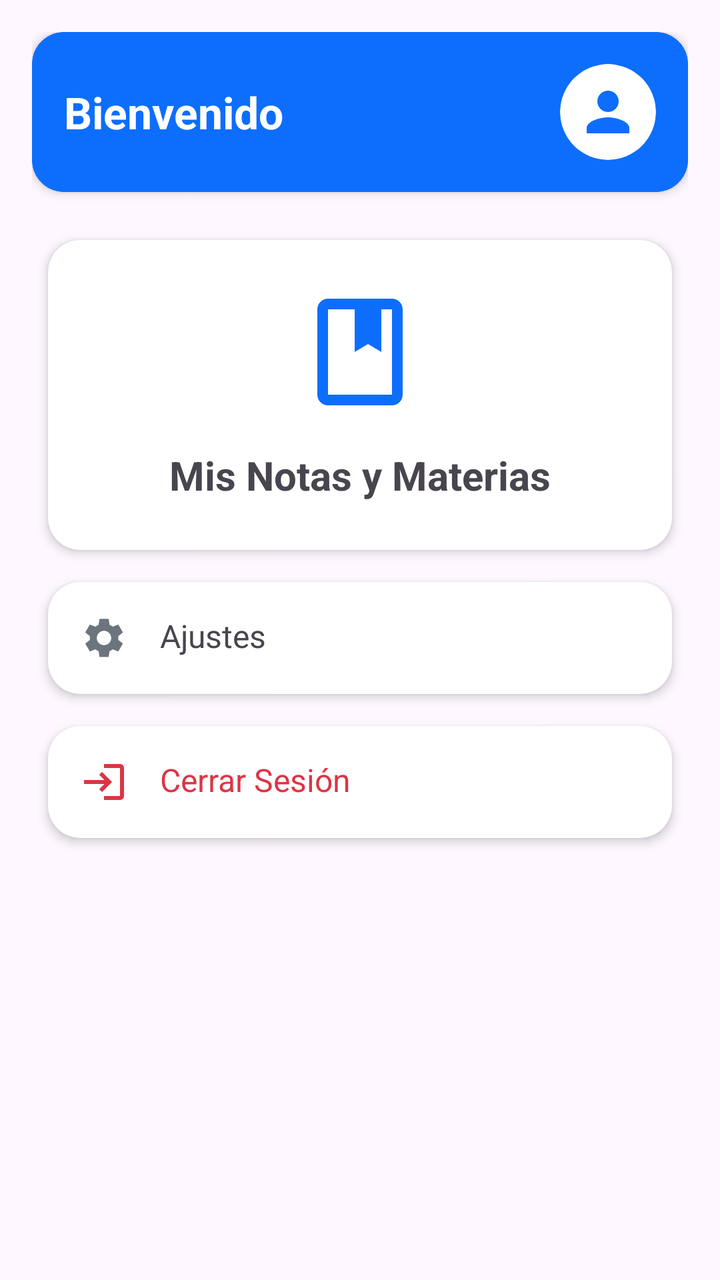
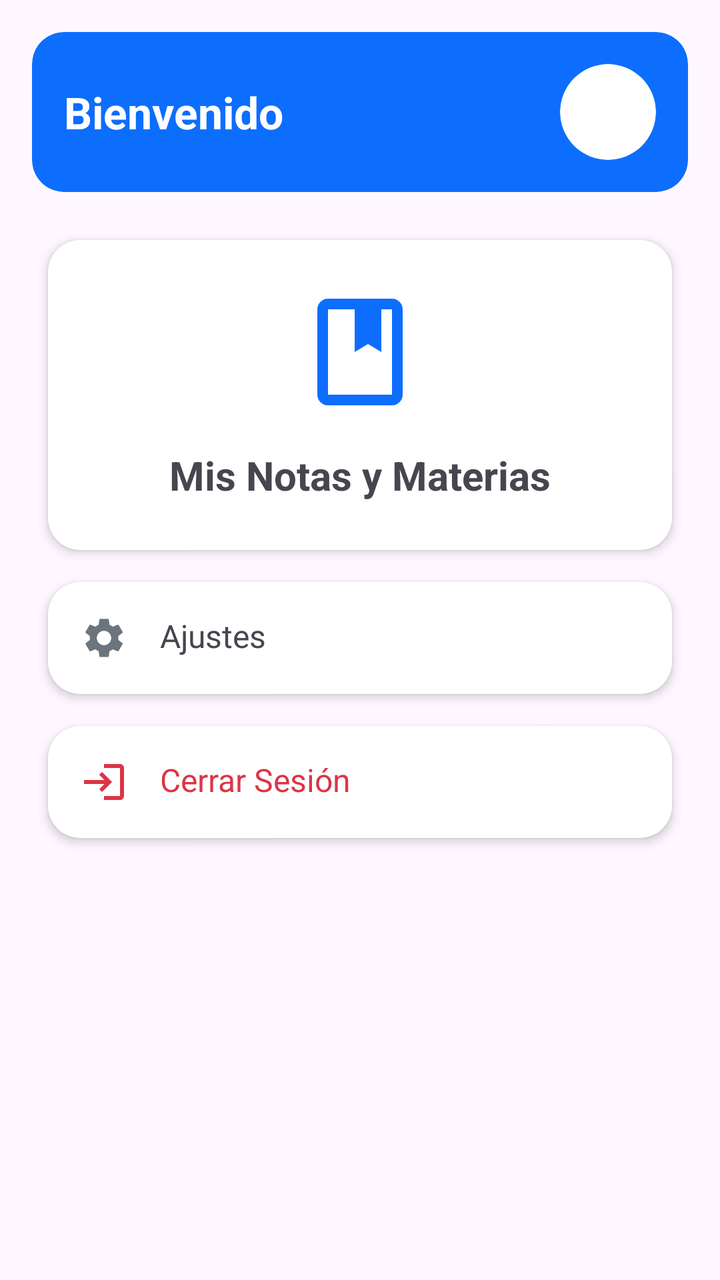

Before-and-after screenshots of an Android layout around one commit, followed by the original layout XML and the change that was made.
<!-- AndroidManifest.xml: application theme Theme.MyApplication -->
<!-- res/layout/fragment_student_home.xml -->
<?xml version="1.0" encoding="utf-8"?>
<LinearLayout xmlns:android="http://schemas.android.com/apk/res/android"
    xmlns:app="http://schemas.android.com/apk/res-auto"
    android:layout_width="match_parent"
    android:layout_height="match_parent"
    android:orientation="vertical"
    android:padding="16dp"
    android:background="?android:attr/colorBackground">

    <com.google.android.material.card.MaterialCardView
        android:layout_width="match_parent"
        android:layout_height="wrap_content"
        android:layout_marginBottom="16dp"
        app:cardCornerRadius="16dp"
        app:strokeColor="?attr/colorPrimary"
        app:strokeWidth="2dp"
        app:cardElevation="3dp"
        app:cardBackgroundColor="?attr/colorPrimary">
        <RelativeLayout
            android:layout_width="match_parent"
            android:layout_height="wrap_content"
            android:padding="16dp">

            <TextView
                android:id="@+id/tvWelcomeName"
                android:layout_width="wrap_content"
                android:layout_height="wrap_content"
                android:layout_alignParentStart="true"
                android:layout_toStartOf="@id/btnGoToProfileHome"
                android:layout_centerVertical="true"
                android:text="Bienvenido"
                android:textColor="?attr/colorOnPrimary"
                android:textSize="22sp"
                android:textStyle="bold" />

            <androidx.cardview.widget.CardView
                android:id="@+id/btnGoToProfileHome"
                android:layout_width="48dp"
                android:layout_height="48dp"
                app:cardCornerRadius="24dp"
                app:cardElevation="0dp"
                app:cardBackgroundColor="?attr/colorOnPrimary"
                android:layout_alignParentEnd="true"
                android:layout_centerVertical="true"
                android:clickable="true"
                android:focusable="true"
                android:foreground="?android:attr/selectableItemBackground">
                <ImageView
                    android:id="@+id/ivProfileImageHome"
                    android:layout_width="match_parent"
                    android:layout_height="match_parent"
                    android:src="@drawable/ic_person"
                    android:scaleType="centerCrop"
                    app:tint="?attr/colorPrimary"
                    android:padding="8dp"
                    android:contentDescription="Perfil"/>
            </androidx.cardview.widget.CardView>

        </RelativeLayout>
    </com.google.android.material.card.MaterialCardView>

    <androidx.cardview.widget.CardView
        android:id="@+id/cardGrades"
        style="@style/Widget.Bootstrap.Card"
        android:layout_width="match_parent"
        android:layout_height="wrap_content"
        android:clickable="true"
        android:focusable="true"
        android:foreground="?attr/selectableItemBackground">
        <LinearLayout
            android:layout_width="match_parent"
            android:layout_height="wrap_content"
            android:orientation="vertical"
            android:padding="24dp"
            android:gravity="center">
            <ImageView
                android:layout_width="64dp"
                android:layout_height="64dp"
                android:src="@drawable/ic_book"
                app:tint="?attr/colorPrimary"/>
            <TextView
                android:layout_width="wrap_content"
                android:layout_height="wrap_content"
                android:text="Mis Notas y Materias"
                android:textSize="20sp"
                android:textStyle="bold"
                android:layout_marginTop="16dp"/>
        </LinearLayout>
    </androidx.cardview.widget.CardView>

    <androidx.cardview.widget.CardView
        android:id="@+id/cardSettings"
        style="@style/Widget.Bootstrap.Card"
        android:layout_width="match_parent"
        android:layout_height="wrap_content"
        android:layout_marginTop="16dp"
        android:clickable="true"
        android:focusable="true"
        android:foreground="?attr/selectableItemBackground">
        <RelativeLayout
            android:layout_width="match_parent"
            android:layout_height="wrap_content"
            android:padding="16dp">
            <ImageView
                android:id="@+id/iconSettings"
                android:layout_width="24dp"
                android:layout_height="24dp"
                android:src="@drawable/ic_settings"
                app:tint="@color/bs_secondary"/>
            <TextView
                android:layout_width="wrap_content"
                android:layout_height="wrap_content"
                android:layout_toEndOf="@id/iconSettings"
                android:layout_marginStart="16dp"
                android:text="Ajustes"
                android:textSize="16sp"/>
        </RelativeLayout>
    </androidx.cardview.widget.CardView>

    <androidx.cardview.widget.CardView
        android:id="@+id/cardReturnToAdmin"
        style="@style/Widget.Bootstrap.Card"
        android:layout_width="match_parent"
        android:layout_height="wrap_content"
        android:clickable="true"
        android:focusable="true"
        android:foreground="?attr/selectableItemBackground"
        android:visibility="gone">
        <RelativeLayout
            android:layout_width="match_parent"
            android:layout_height="wrap_content"
            android:padding="16dp">
            <ImageView
                android:id="@+id/iconReturn"
                android:layout_width="24dp"
                android:layout_height="24dp"
                android:src="@drawable/ic_logout"
                app:tint="@color/bs_info"/>
            <TextView
                android:layout_width="wrap_content"
                android:layout_height="wrap_content"
                android:layout_toEndOf="@id/iconReturn"
                android:layout_marginStart="16dp"
                android:text="Volver a Gestión Administrativa"
                android:textStyle="bold"
                android:textColor="@color/bs_info"
                android:textSize="16sp"/>
        </RelativeLayout>
    </androidx.cardview.widget.CardView>

    <androidx.cardview.widget.CardView
        android:id="@+id/cardLogout"
        style="@style/Widget.Bootstrap.Card"
        android:layout_width="match_parent"
        android:layout_height="wrap_content"
        android:clickable="true"
        android:focusable="true"
        android:foreground="?attr/selectableItemBackground">
        <RelativeLayout
            android:layout_width="match_parent"
            android:layout_height="wrap_content"
            android:padding="16dp">
            <ImageView
                android:id="@+id/iconLogout"
                android:layout_width="24dp"
                android:layout_height="24dp"
                android:src="@drawable/ic_login"
                app:tint="@color/bs_danger"/>
            <TextView
                android:layout_width="wrap_content"
                android:layout_height="wrap_content"
                android:layout_toEndOf="@id/iconLogout"
                android:layout_marginStart="16dp"
                android:text="Cerrar Sesión"
                android:textColor="@color/bs_danger"
                android:textSize="16sp"/>
        </RelativeLayout>
    </androidx.cardview.widget.CardView>

</LinearLayout>
<!-- resources referenced by this layout -->
<resources>
  <color name="bs_danger">#dc3545</color>
  <color name="bs_info">#0dcaf0</color>
  <color name="bs_secondary">#6c757d</color>
  <!-- drawable ic_book (drawable) -->
  <vector xmlns:android="http://schemas.android.com/apk/res/android"
      android:width="24dp"
      android:height="24dp"
      android:viewportWidth="24"
      android:viewportHeight="24">
      <path
          android:fillColor="#FFFFFF"
          android:pathData="M18,2H6C4.9,2 4,2.9 4,4v16c0,1.1 0.9,2 2,2h12c1.1,0 2,-0.9 2,-2V4C20,2.9 19.1,2 18,2zM18,20H6V4h5v8l2.5,-1.5L16,12V4h2V20z" />
  </vector>
  <!-- drawable ic_login (drawable) -->
  <vector xmlns:android="http://schemas.android.com/apk/res/android"
      android:width="24dp"
      android:height="24dp"
      android:viewportWidth="24"
      android:viewportHeight="24">
      <path
          android:fillColor="#FFFFFF"
          android:pathData="M11,7L9.6,8.4l2.6,2.6H2v2h10.2l-2.6,2.6L11,17l5,-5L11,7zM20,19h-8v2h8c1.1,0 2,-0.9 2,-2V5c0,-1.1 -0.9,-2 -2,-2h-8v2h8V19z" />
  </vector>
  <!-- drawable ic_logout (drawable) -->
  <vector xmlns:android="http://schemas.android.com/apk/res/android"
      android:width="24dp"
      android:height="24dp"
      android:viewportWidth="24"
      android:viewportHeight="24">
      <path
          android:fillColor="#FFFFFF"
          android:pathData="M17,7l-1.41,1.41L18.17,11H8v2h10.17l-2.58,2.58L17,17l5,-5L17,7zM4,5h8V3H4C2.9,3 2,3.9 2,5v14c0,1.1 0.9,2 2,2h8v-2H4V5z"/>
  </vector>
  <!-- drawable ic_person (drawable) -->
  <vector xmlns:android="http://schemas.android.com/apk/res/android"
      android:width="24dp"
      android:height="24dp"
      android:viewportWidth="24"
      android:viewportHeight="24">
      <path
          android:fillColor="#6c757d"
          android:pathData="M12,12c2.21,0 4,-1.79 4,-4s-1.79,-4 -4,-4 -4,1.79 -4,4 1.79,4 4,4zM12,14c-2.67,0 -8,1.34 -8,4v2h16v-2c0,-2.66 -5.33,-4 -8,-4z" />
  </vector>
  <style name="Widget.Bootstrap.Card" parent="Widget.Material3.CardView.Outlined">
          <item name="cardBackgroundColor">?attr/colorSurface</item>
          <item name="cardCornerRadius">16dp</item>
          <item name="cardElevation">3dp</item>
          <item name="strokeColor">?attr/colorPrimary</item>
          <item name="strokeWidth">2dp</item>
          <item name="android:layout_margin">8dp</item>
      </style>
  <style name="Theme.MyApplication" parent="Base.Theme.MyApplication" />
  <style name="Base.Theme.MyApplication" parent="Theme.Material3.DayNight.NoActionBar">
          <item name="colorPrimary">@color/accent_blue</item>
          <item name="colorOnPrimary">@color/white</item>
          <item name="colorSecondary">@color/bs_secondary</item>
          <item name="android:statusBarColor">@color/bs_dark</item>
          <item name="android:windowBackground">@color/bs_light</item>
          <item name="colorSurface">@color/surface_light</item>
          <item name="materialCardViewStyle">@style/Widget.Bootstrap.Card</item>
          <item name="cardViewStyle">@style/Widget.Bootstrap.Card</item>
          <item name="alertDialogTheme">@style/Theme.MyApplication.Dialog</item>
      </style>
  <color name="accent_blue">#0d6efd</color>
  <color name="white">#FFFFFFFF</color>
  <color name="bs_dark">#212529</color>
  <color name="bs_light">#f8f9fa</color>
  <color name="surface_light">#FFFFFF</color>
  <style name="Theme.MyApplication.Dialog" parent="ThemeOverlay.Material3.MaterialAlertDialog">
          <item name="shapeAppearanceOverlay">@style/ShapeAppearance.MyApplication.Dialog</item>
      </style>
  <style name="ShapeAppearance.MyApplication.Dialog" parent="ShapeAppearance.Material3.LargeComponent">
          <item name="cornerSize">20dp</item>
      </style>
  <!-- unchanged entries left out for length: 1 -->
</resources>

<!-- the commit's change to res/layout/fragment_student_home.xml (unified diff, before → after) -->
@@ -12,9 +12,8 @@
         android:layout_height="wrap_content"
         android:layout_marginBottom="16dp"
         app:cardCornerRadius="16dp"
-        app:strokeColor="?attr/colorPrimary"
-        app:strokeWidth="2dp"
-        app:cardElevation="3dp"
+        app:strokeWidth="0dp"
+        app:cardElevation="0dp"
         app:cardBackgroundColor="?attr/colorPrimary">
         <RelativeLayout
             android:layout_width="match_parent"
@@ -49,10 +48,9 @@
                     android:id="@+id/ivProfileImageHome"
                     android:layout_width="match_parent"
                     android:layout_height="match_parent"
-                    android:src="@drawable/ic_person"
+                    android:src="@drawable/ic_person_badge"
                     android:scaleType="centerCrop"
-                    app:tint="?attr/colorPrimary"
-                    android:padding="8dp"
+                    android:padding="0dp"
                     android:contentDescription="Perfil"/>
             </androidx.cardview.widget.CardView>
 
<!-- resource entries referenced after the edit -->
@@ -33,15 +33,22 @@
           android:fillColor="#FFFFFF"
           android:pathData="M17,7l-1.41,1.41L18.17,11H8v2h10.17l-2.58,2.58L17,17l5,-5L17,7zM4,5h8V3H4C2.9,3 2,3.9 2,5v14c0,1.1 0.9,2 2,2h8v-2H4V5z"/>
   </vector>
-  <!-- drawable ic_person (drawable) -->
+  <!-- drawable ic_person_badge (drawable) -->
   <vector xmlns:android="http://schemas.android.com/apk/res/android"
       android:width="24dp"
       android:height="24dp"
       android:viewportWidth="24"
       android:viewportHeight="24">
+  
+      
       <path
-          android:fillColor="#6c757d"
-          android:pathData="M12,12c2.21,0 4,-1.79 4,-4s-1.79,-4 -4,-4 -4,1.79 -4,4 1.79,4 4,4zM12,14c-2.67,0 -8,1.34 -8,4v2h16v-2c0,-2.66 -5.33,-4 -8,-4z" />
+          android:fillColor="#FFFFFF"
+          android:pathData="M12,4.25A3.75,3.75 0,1 0,12,11.75A3.75,3.75 0,1 0,12,4.25z"/>
+  
+      
+      <path
+          android:fillColor="#FFFFFF"
+          android:pathData="M12,14C7.9,14 4.5,16.1 4.5,18.8V20.5H19.5V18.8C19.5,16.1 16.1,14 12,14z"/>
   </vector>
   <style name="Widget.Bootstrap.Card" parent="Widget.Material3.CardView.Outlined">
           <item name="cardBackgroundColor">?attr/colorSurface</item>
